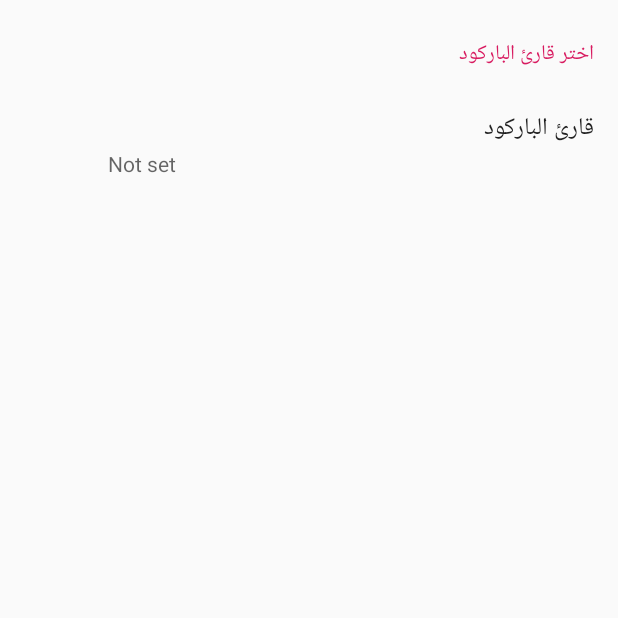
After one commit to FatimaAli-k/SellApp, an Android app: the SettingsActivity screen opened directly, with no data from a screen before it, on a phone screen of 412 x 824 dp, the top half of it. The commit adds this screen. Run offline under Robolectric (Android 15) with nearby library versions, the phone set to English and light mode, and no system bars; our stand-ins replace androidx.preference.

Commit message:
three reader

```diff
--- a/app/build.gradle
+++ b/app/build.gradle
@@ -34,6 +34,7 @@ dependencies {
     //
 //    implementation 'com.google.firebase:firebase-ml-vision:18.0.1'
     //
+    implementation 'androidx.preference:preference:1.1.0-alpha05'
     testImplementation 'junit:junit:4.12'
     androidTestImplementation 'androidx.test.ext:junit:1.1.0'
     androidTestImplementation 'androidx.test.espresso:espresso-core:3.1.1'
--- /dev/null
+++ b/app/src/main/java/turathalanbiaa/app/myapplication/Global.java
@@ -0,0 +1,5 @@
+package turathalanbiaa.app.myapplication;
+
+public interface Global {
+    String MainUrl="http://192.168.1.116:8000/api/";
+}
--- a/app/src/main/java/turathalanbiaa/app/myapplication/LoginActivity.java
+++ b/app/src/main/java/turathalanbiaa/app/myapplication/LoginActivity.java
@@ -30,6 +30,8 @@ import turathalanbiaa.app.myapplication.SharedPrefrencesSession.SessionManager;
 import turathalanbiaa.app.myapplication.blutooth.Main_Activity;
 import turathalanbiaa.app.myapplication.volley.AppController;
 
+import static turathalanbiaa.app.myapplication.Global.MainUrl;
+
 public class LoginActivity extends Activity {
 
     // Email, password edittext
@@ -38,7 +40,7 @@ public class LoginActivity extends Activity {
     // json object response url
     //private String urlJsonObj = "https://jsonblob.com/api/48637412-34ba-11ea-ad35-07e513ecf69d";
     //real device
-    private String urlJsonObj = "http://192.168.9.105:8000/api/user";
+    private String urlJsonObj =MainUrl + "user";
     //emu
 //    private String urlJsonObj = "http://10.0.2.2:8000/api/user";
 
--- /dev/null
+++ b/app/src/main/java/turathalanbiaa/app/myapplication/SettingsActivity.java
@@ -0,0 +1,31 @@
+package turathalanbiaa.app.myapplication;
+
+import android.os.Bundle;
+
+import androidx.appcompat.app.ActionBar;
+import androidx.appcompat.app.AppCompatActivity;
+import androidx.preference.PreferenceFragmentCompat;
+
+public class SettingsActivity extends AppCompatActivity {
+
+    @Override
+    protected void onCreate(Bundle savedInstanceState) {
+        super.onCreate(savedInstanceState);
+        setContentView(R.layout.settings_activity);
+        getSupportFragmentManager()
+                .beginTransaction()
+                .replace(R.id.settings, new SettingsFragment())
+                .commit();
+        ActionBar actionBar = getSupportActionBar();
+        if (actionBar != null) {
+            actionBar.setDisplayHomeAsUpEnabled(true);
+        }
+    }
+
+    public static class SettingsFragment extends PreferenceFragmentCompat {
+        @Override
+        public void onCreatePreferences(Bundle savedInstanceState, String rootKey) {
+            setPreferencesFromResource(R.xml.root_preferences, rootKey);
+        }
+    }
+}
--- /dev/null
+++ b/app/src/main/res/layout/settings_activity.xml
@@ -0,0 +1,9 @@
+<LinearLayout xmlns:android="http://schemas.android.com/apk/res/android"
+    android:layout_width="match_parent"
+    android:layout_height="match_parent">
+
+    <FrameLayout
+        android:id="@+id/settings"
+        android:layout_width="match_parent"
+        android:layout_height="match_parent" />
+</LinearLayout>
--- /dev/null
+++ b/app/src/main/res/values/arrays.xml
@@ -0,0 +1,15 @@
+<resources>
+    <!-- Reply Preference -->
+    <string-array name="reply_entries">
+        <item>الاول</item>
+        <item>الثاني</item>
+        <item>الثالث</item>
+
+    </string-array>
+
+    <string-array name="reply_values">
+        <item>1</item>
+        <item>2</item>
+        <item>3</item>
+    </string-array>
+</resources>
--- a/app/src/main/res/values/strings.xml
+++ b/app/src/main/res/values/strings.xml
@@ -54,7 +54,23 @@
     <string name="camer">لا صور</string>
     <string name="msg_error">أخطاء الإدخال، يرجى مراجعة!</string>
     <string name="title_activity_main_new">MainNewActivity</string>
+    <string name="title_activity_settings">Settings</string>
 
+    <!-- Preference Titles -->
+    <string name="messages_header">Messages</string>
+    <string name="sync_header">Sync</string>
+
+    <!-- Messages Preferences -->
+    <string name="signature_title">Your signature</string>
+    <string name="reply_title">Default reply action</string>
+
+    <!-- Sync Preferences -->
+    <string name="sync_title">Sync email periodically</string>
+    <string name="attachment_title">Download incoming attachments</string>
+    <string name="attachment_summary_on">Automatically download attachments for incoming emails
+    </string>
+    <string name="attachment_summary_off">Only download attachments when manually requested</string>
+    <string name="s_sitting">اعدادات</string>
 
 
     <!--    <string name="app_name">POSPrinter-BT</string>-->
--- /dev/null
+++ b/app/src/main/res/xml/root_preferences.xml
@@ -0,0 +1,47 @@
+<!--
+  ~ Copyright 2018 The app Open Source Project
+  ~
+  ~ Licensed under the Apache License, Version 2.0 (the "License");
+  ~ you may not use this file except in compliance with the License.
+  ~ You may obtain a copy of the License at
+  ~
+  ~      http://www.apache.org/licenses/LICENSE-2.0
+  ~
+  ~ Unless required by applicable law or agreed to in writing, software
+  ~ distributed under the License is distributed on an "AS IS" BASIS,
+  ~ WITHOUT WARRANTIES OR CONDITIONS OF ANY KIND, either express or implied.
+  ~ See the License for the specific language governing permissions and
+  ~ limitations under the License.
+  -->
+
+<PreferenceScreen xmlns:app="http://schemas.android.com/apk/res-auto">
+
+    <PreferenceCategory app:title="اختر قارئ الباركود">
+
+
+        <ListPreference
+            app:defaultValue="الثاني"
+            app:entries="@array/reply_entries"
+            app:entryValues="@array/reply_values"
+            app:key="setting_barcode"
+            app:title="قارئ الباركود"
+            app:useSimpleSummaryProvider="true" />
+
+    </PreferenceCategory>
+
+<!--    <PreferenceCategory app:title="@string/sync_header">-->
+
+<!--        <SwitchPreferenceCompat-->
+<!--            app:key="sync"-->
+<!--            app:title="@string/sync_title" />-->
+
+<!--        <SwitchPreferenceCompat-->
+<!--            app:dependency="sync"-->
+<!--            app:key="attachment"-->
+<!--            app:summaryOff="@string/attachment_summary_off"-->
+<!--            app:summaryOn="@string/attachment_summary_on"-->
+<!--            app:title="@string/attachment_title" />-->
+
+<!--    </PreferenceCategory>-->
+
+</PreferenceScreen>
```
Also changed, not shown: app/src/main/AndroidManifest.xml (+6 -6 lines), app/src/main/java/turathalanbiaa/app/myapplication/blutooth/Main_Activity.java (+62 -17 lines), app/src/main/res/layout/main.xml (deleted, +0 -261 lines), app/src/main/res/layout/main_activity.xml (+17 -3 lines).
